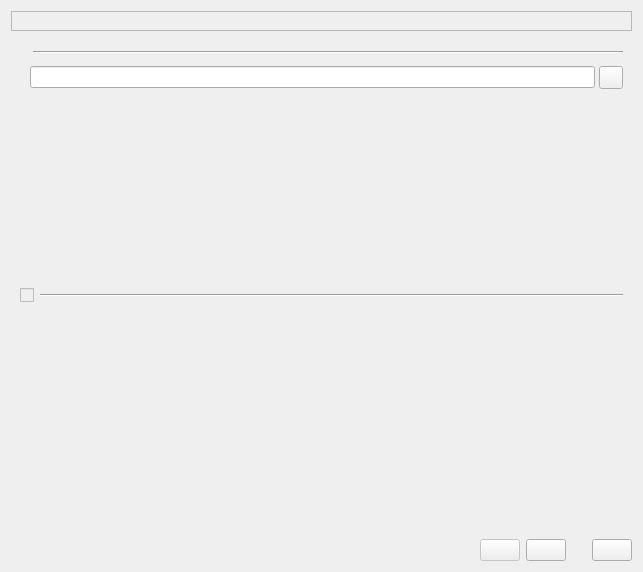
Qt form src/First_Start_Wizard.ui (tobimensch/aqemu) before a commit.
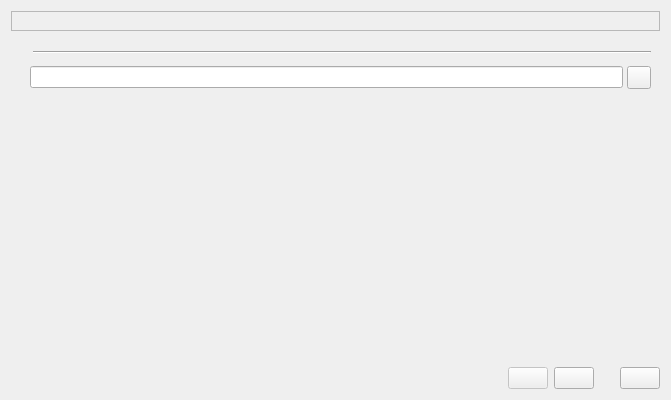
The same form after that commit. The open tabs and pages were chosen to show the change. Icons and pictures are not drawn.

Commit message: Simplified and fixed the First Start Wizard

What changed in the file:
```diff
--- a/src/First_Start_Wizard.ui
+++ b/src/First_Start_Wizard.ui
@@ -6,8 +6,8 @@
    <rect>
     <x>0</x>
     <y>0</y>
-    <width>643</width>
-    <height>572</height>
+    <width>671</width>
+    <height>400</height>
    </rect>
   </property>
   <property name="windowTitle">
@@ -171,70 +171,6 @@
          </item>
         </layout>
        </item>
-       <item>
-        <layout class="QVBoxLayout" name="verticalLayout_4">
-         <item>
-          <layout class="QHBoxLayout" name="horizontalLayout_6">
-           <item>
-            <widget class="QCheckBox" name="CH_Embedded_VNC">
-             <property name="enabled">
-              <bool>false</bool>
-             </property>
-             <property name="sizePolicy">
-              <sizepolicy hsizetype="Maximum" vsizetype="Fixed">
-               <horstretch>0</horstretch>
-               <verstretch>0</verstretch>
-              </sizepolicy>
-             </property>
-             <property name="text">
-              <string/>
-             </property>
-            </widget>
-           </item>
-           <item>
-            <widget class="Line" name="line_3">
-             <property name="orientation">
-              <enum>Qt::Horizontal</enum>
-             </property>
-            </widget>
-           </item>
-          </layout>
-         </item>
-         <item>
-          <layout class="QVBoxLayout" name="verticalLayout_3">
-           <property name="leftMargin">
-            <number>10</number>
-           </property>
-           <item>
-            <widget class="QLabel" name="Label_Embedded_VNC">
-             <property name="enabled">
-              <bool>false</bool>
-             </property>
-             <property name="text">
-              <string/>
-             </property>
-             <property name="wordWrap">
-              <bool>true</bool>
-             </property>
-            </widget>
-           </item>
-           <item>
-            <spacer name="verticalSpacer">
-             <property name="orientation">
-              <enum>Qt::Vertical</enum>
-             </property>
-             <property name="sizeHint" stdset="0">
-              <size>
-               <width>20</width>
-               <height>23</height>
-              </size>
-             </property>
-            </spacer>
-           </item>
-          </layout>
-         </item>
-        </layout>
-       </item>
       </layout>
      </widget>
      <widget class="QWidget" name="Find_Emulators_Page">
```
Left out of the diff: 62 changed lines with no effect on the pictures. The commit also changes 1 other file.
